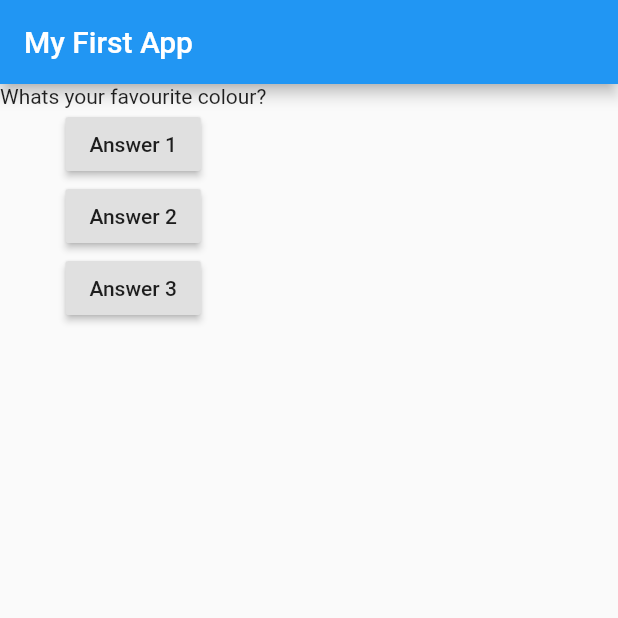
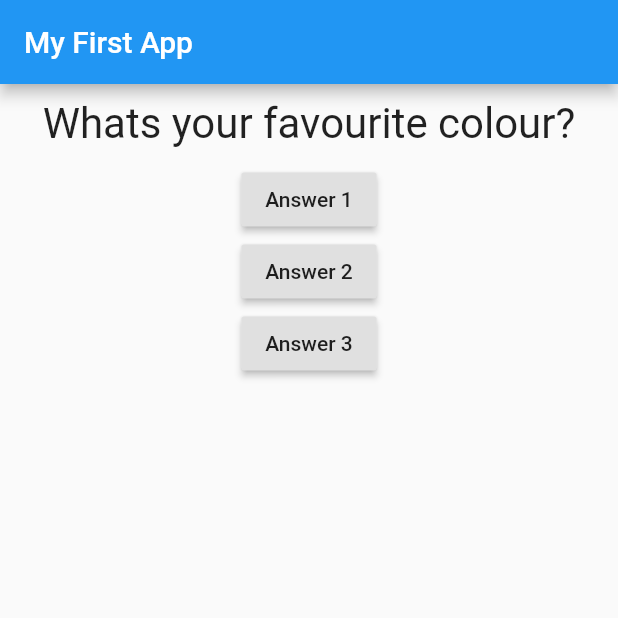
Before and after one commit to emmanueletti/flutter_complete_guide, a Flutter app: the screen it shows after launch, on a phone screen of 412 x 824 dp, the top half of it. Run offline on Flutter 3.47's test engine with Material 2 defaults, Android fonts, the phone set to English and light mode, and no system bars.

Commit message:
updates course progress

```diff
--- a/lib/main.dart
+++ b/lib/main.dart
@@ -1,4 +1,5 @@
 import 'package:flutter/material.dart';
+import './question.dart';
 
 // Note:
 // all widgets are classes that extend a base widget in Flutter
@@ -11,7 +12,7 @@ class MyApp extends StatefulWidget {
 
 // state object that will be returned by MyApp
 class _MyAppState extends State<MyApp> {
-  final _questions = [
+  final questions = [
     "Whats your favourite colour?",
     "What's your favourite animal?"
   ];
@@ -31,7 +32,9 @@ class _MyAppState extends State<MyApp> {
     print('answer chosen');
   }
 
-// build method that returns a widget
+// necesary override of the build method inherited from statelesswidget
+// returns a widget, which is a normal Dart object that extends StatefulWdiget
+// StatelessWidget and implements a build method
   @override
   Widget build(BuildContext context) {
     return MaterialApp(
@@ -43,7 +46,7 @@ class _MyAppState extends State<MyApp> {
         // which itself takes a named children argument that takes an array
         // of widgets
         body: Column(children: <Widget>[
-          Text(_questions[_questionIndex]),
+          Question(questions[_questionIndex]),
           RaisedButton(
             child: Text('Answer 1'),
             // can add callback function for event listener:
--- a/lib/question.dart
+++ b/lib/question.dart
@@ -1,13 +1,23 @@
 import 'package:flutter/material.dart';
 
 class Question extends StatelessWidget {
-  // contructor with named optional value of key
-  Question({Key? key}) : super(key: key);
+  // contructor
+  const Question(this.questionText, {Key? key}) : super(key: key);
 
-  late String questionText;
+  // property
+  final String questionText;
 
+  // necesary override of the build method inherited from statelesswidget
   @override
   Widget build(BuildContext context) {
-    return Text();
+    return Container(
+      width: double.infinity,
+      margin: const EdgeInsets.all(10),
+      child: Text(
+        questionText,
+        style: const TextStyle(fontSize: 28),
+        textAlign: TextAlign.center,
+      ),
+    );
   }
 }
```
